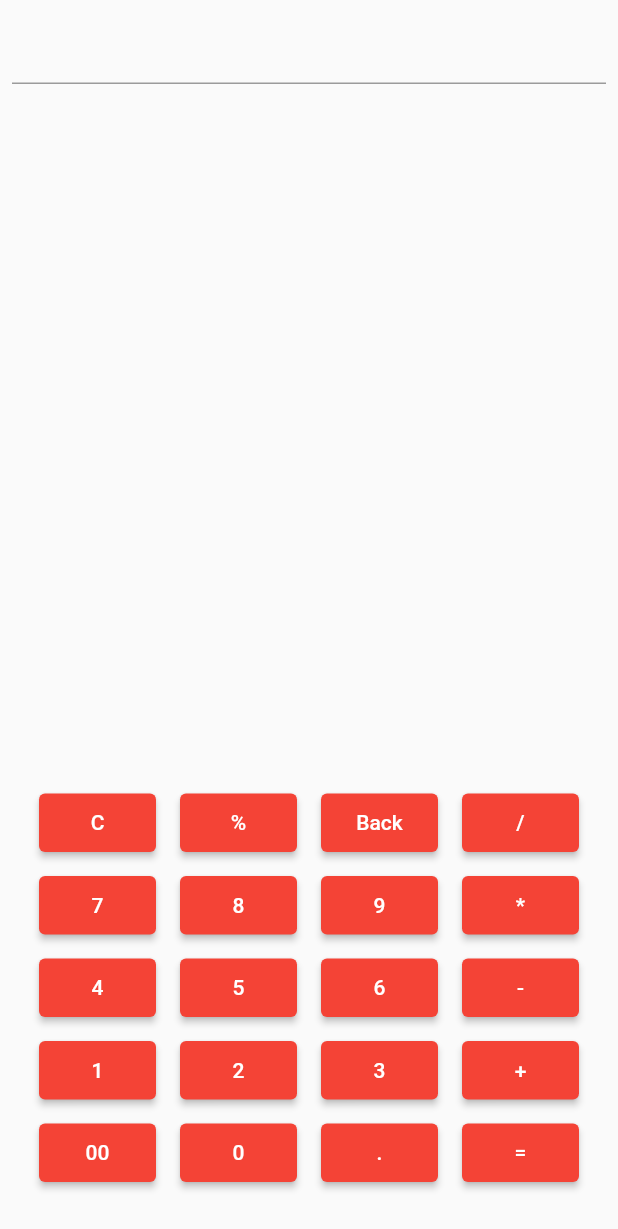
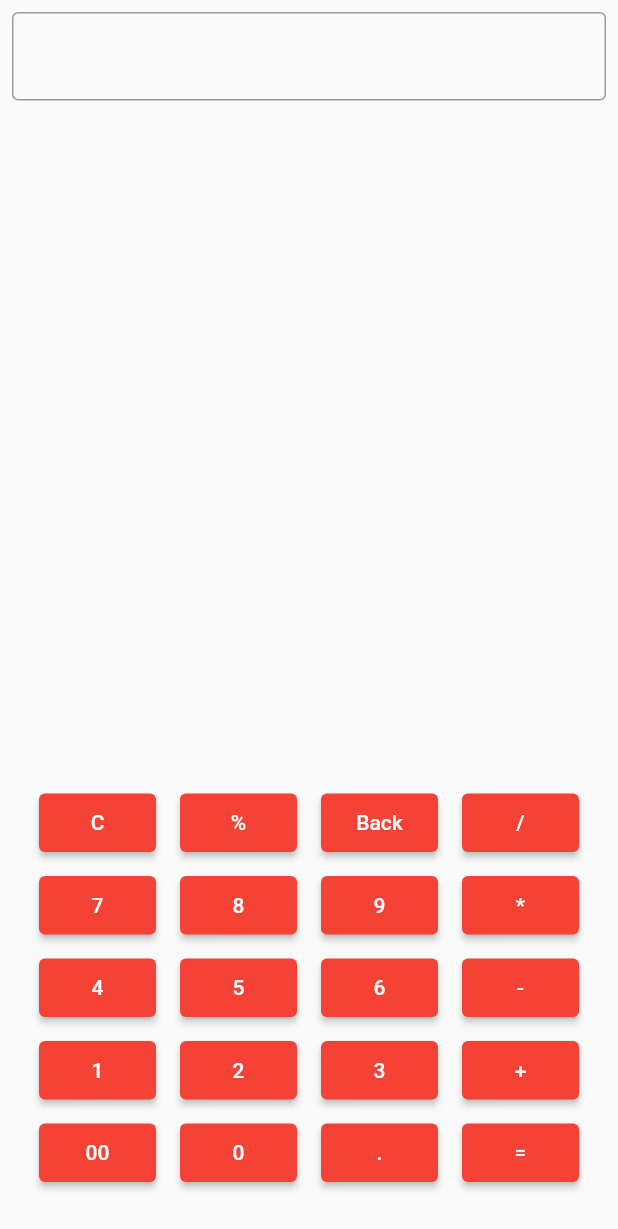
Before and after one commit to initheesh/demoCalc, a Flutter app: the screen it shows after launch, on a phone screen of 412 x 824 dp. Shown: the top 1229 px of the screen. Run offline on Flutter 3.47's test engine with Material 2 defaults, Android fonts, the phone set to English and light mode, and no system bars.

Commit message:
Stuck with setstate

```diff
--- a/lib/homeScreen.dart
+++ b/lib/homeScreen.dart
@@ -23,7 +23,9 @@ class _HomeScreenState extends State<HomeScreen> {
     NumberButton(
         num: "7",
         fun: () {
-          print("fuvk");
+          setState(() {
+
+          });
         }),
     NumberButton(num: "8", fun: () {}),
     NumberButton(num: "9", fun: () {}),
@@ -59,7 +61,7 @@ class _HomeScreenState extends State<HomeScreen> {
             children: [
               TextField(
                 controller: _textController,
-                decoration: InputDecoration(),
+                decoration: InputDecoration(border: OutlineInputBorder()),
               ),
               Padding(
                 padding: const EdgeInsets.all(10.0),
```
